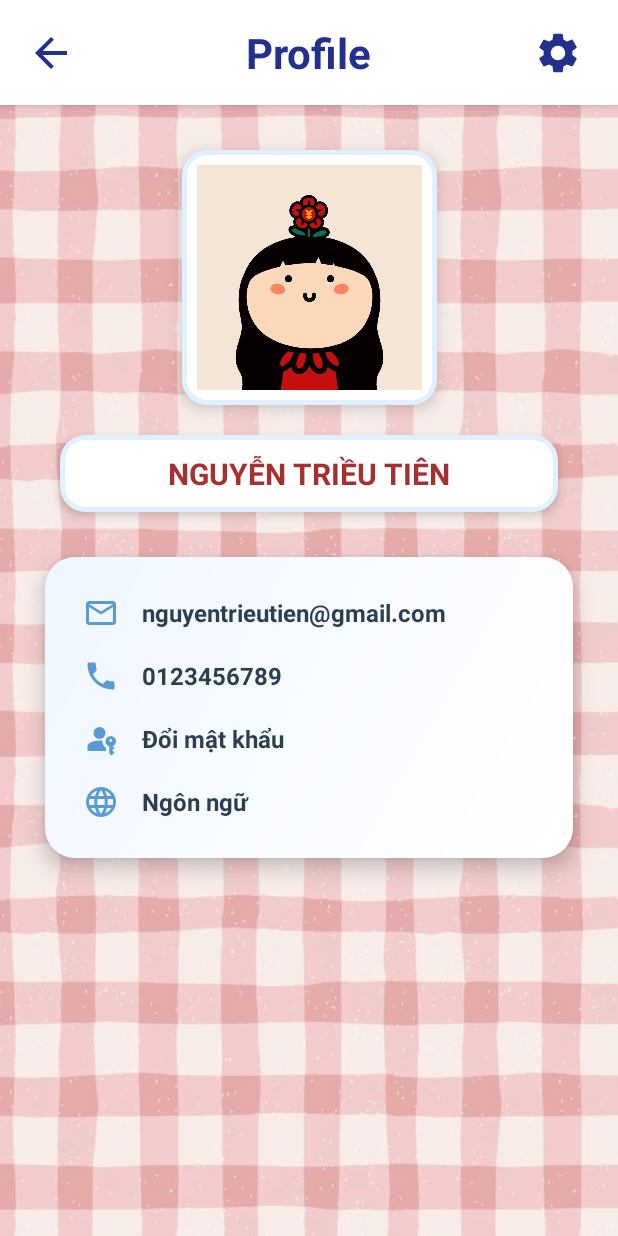
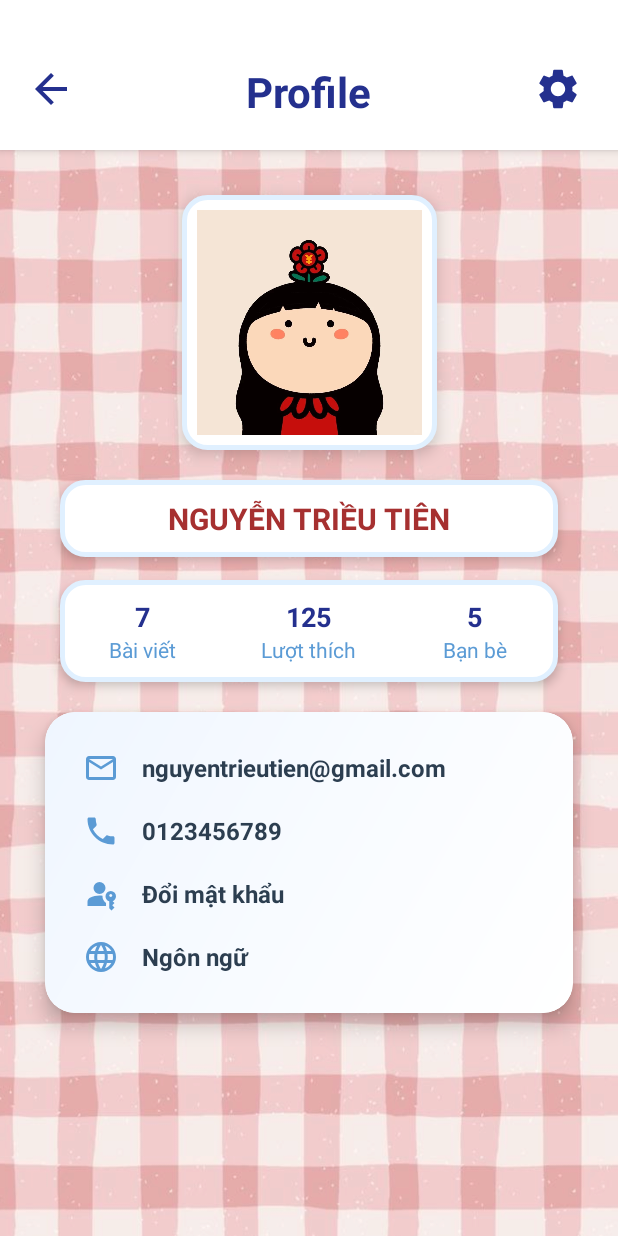
Before and after one commit to TrieuTien0311/TrieuTien_ManHinhUngDung, an Android app: the Profile screen opened directly, with no data from a screen before it, on a phone screen of 412 x 824 dp. Run offline under Robolectric (Android 15) with nearby library versions, the phone set to English and light mode, and no system bars.

Commit message:
Đã hoàn thành bt chuyển activity

```diff
--- a/app/src/main/java/com/example/trieutien_mhud/Login.java
+++ b/app/src/main/java/com/example/trieutien_mhud/Login.java
@@ -4,7 +4,9 @@ import android.content.Intent;
 import android.os.Bundle;
 import android.view.View;
 import android.widget.Button;
+import android.widget.EditText;
 import android.widget.TextView;
+import android.widget.Toast;
 
 import androidx.activity.EdgeToEdge;
 import androidx.appcompat.app.AppCompatActivity;
@@ -40,13 +42,26 @@ public class Login extends AppCompatActivity {
 
         // --- Bắt sự kiện nhấn nút "SIGN IN" ---
         Button btnLogin = findViewById(R.id.btnlogin);
+        final EditText inputUsername = findViewById(R.id.inputUsername);
+        final EditText inputPassword = findViewById(R.id.idPassword);
+
         btnLogin.setOnClickListener(new View.OnClickListener() {
             @Override
             public void onClick(View v) {
-                // Khi nhấn SIGN IN, chuyển sang màn hình Profile
-                Intent intent = new Intent(Login.this, Profile.class);
-                startActivity(intent);
-                finish(); // Đóng Login để không quay lại khi nhấn Back
+                // Lấy giá trị từ EditText
+                String username = inputUsername.getText().toString().trim();
+                String password = inputPassword.getText().toString().trim();
+
+                // Kiểm tra username và password
+                if (username.equals("TrieuTien123") && password.equals("03112005")) {
+                    // Đúng thông tin, chuyển sang màn hình Profile
+                    Intent intent = new Intent(Login.this, Profile.class);
+                    startActivity(intent);
+                    finish(); // Đóng Login để không quay lại khi nhấn Back
+                } else {
+                    // Sai thông tin, hiển thị thông báo lỗi
+                    Toast.makeText(Login.this, "Invalid username or password", Toast.LENGTH_SHORT).show();
+                }
             }
         });
     }
--- a/app/src/main/java/com/example/trieutien_mhud/Profile.java
+++ b/app/src/main/java/com/example/trieutien_mhud/Profile.java
@@ -3,6 +3,7 @@ package com.example.trieutien_mhud;
 import android.content.Intent;
 import android.os.Bundle;
 import android.view.View;
+import android.view.WindowManager;
 import android.widget.ImageView;
 
 import androidx.activity.EdgeToEdge;
@@ -19,10 +20,14 @@ public class Profile extends AppCompatActivity {
         EdgeToEdge.enable(this);
         setContentView(R.layout.activity_profile);
 
-        // Cấu hình để hiển thị full màn hình (EdgeToEdge)
+        // Đặt màu nền trắng cho thanh trạng thái
+        getWindow().setStatusBarColor(getResources().getColor(android.R.color.white));
+        getWindow().getDecorView().setSystemUiVisibility(View.SYSTEM_UI_FLAG_LIGHT_STATUS_BAR);
+
+        // Cấu hình để hiển thị full màn hình (EdgeToEdge) và điều chỉnh padding
         ViewCompat.setOnApplyWindowInsetsListener(findViewById(R.id.main), (v, insets) -> {
             Insets systemBars = insets.getInsets(WindowInsetsCompat.Type.systemBars());
-            v.setPadding(systemBars.left, systemBars.top, systemBars.right, systemBars.bottom);
+            v.setPadding(systemBars.left, 0, systemBars.right, systemBars.bottom); // Loại bỏ padding top để headerBar xử lý
             return insets;
         });
 
@@ -31,10 +36,18 @@ public class Profile extends AppCompatActivity {
         btnSettings.setOnClickListener(new View.OnClickListener() {
             @Override
             public void onClick(View v) {
-                // Khi nhấn răng cưa, quay lại màn hình Login
                 Intent intent = new Intent(Profile.this, Login.class);
                 startActivity(intent);
-                finish(); // Đóng Profile để không quay lại khi nhấn Back
+                finish();
+            }
+        });
+
+        // --- Xử lý khi nhấn nút back ---
+        ImageView btnBack = findViewById(R.id.btnBack);
+        btnBack.setOnClickListener(new View.OnClickListener() {
+            @Override
+            public void onClick(View v) {
+                onBackPressed();
             }
         });
     }
--- a/app/src/main/res/layout/activity_profile.xml
+++ b/app/src/main/res/layout/activity_profile.xml
@@ -12,7 +12,7 @@
     <View
         android:id="@+id/headerBar"
         android:layout_width="0dp"
-        android:layout_height="70dp"
+        android:layout_height="100dp"
         android:background="#FFFFFF"
         android:elevation="4dp"
         app:layout_constraintEnd_toEndOf="parent"
@@ -24,15 +24,16 @@
         android:id="@+id/tvHeaderProfile"
         android:layout_width="wrap_content"
         android:layout_height="wrap_content"
+        android:elevation="8dp"
         android:text="Profile"
         android:textColor="#24308E"
         android:textSize="28sp"
         android:textStyle="bold"
-        android:elevation="8dp"
         app:layout_constraintBottom_toBottomOf="@id/headerBar"
         app:layout_constraintEnd_toEndOf="parent"
         app:layout_constraintStart_toStartOf="parent"
-        app:layout_constraintTop_toTopOf="@id/headerBar" />
+        app:layout_constraintTop_toTopOf="@id/headerBar"
+        app:layout_constraintVertical_bias="0.68" />
     <!-- Settings Icon -->
     <ImageView
         android:id="@+id/btnBack"
@@ -46,6 +47,7 @@
         app:layout_constraintBottom_toBottomOf="@id/headerBar"
         app:layout_constraintStart_toStartOf="@+id/headerBar"
         app:layout_constraintTop_toTopOf="@id/headerBar"
+        app:layout_constraintVertical_bias="0.68"
         app:tint="#24308E" />
     <!-- Settings Icon -->
     <ImageView
@@ -53,13 +55,14 @@
         android:layout_width="48dp"
         android:layout_height="48dp"
         android:layout_marginEnd="16dp"
+        android:background="?attr/selectableItemBackgroundBorderless"
+        android:elevation="8dp"
         android:padding="8dp"
         android:src="@drawable/ic_settings"
-        android:background="?attr/selectableItemBackgroundBorderless"
-        android:elevation="8dp"
         app:layout_constraintBottom_toBottomOf="@id/headerBar"
         app:layout_constraintEnd_toEndOf="parent"
         app:layout_constraintTop_toTopOf="@id/headerBar"
+        app:layout_constraintVertical_bias="0.68"
         app:tint="#24308E" />
 
     <!-- Profile Avatar -->
@@ -99,19 +102,110 @@
         app:layout_constraintStart_toStartOf="parent"
         app:layout_constraintTop_toBottomOf="@id/imgAvatar" />
 
+    <!-- Stats Row -->
+    <LinearLayout
+        android:id="@+id/statsLayout"
+        android:layout_width="0dp"
+        android:layout_height="wrap_content"
+        android:layout_marginStart="40dp"
+        android:layout_marginTop="15dp"
+        android:layout_marginEnd="40dp"
+        android:background="@drawable/avatar_bg"
+        android:elevation="4dp"
+        android:gravity="center"
+        android:orientation="horizontal"
+        android:paddingTop="12dp"
+        android:paddingBottom="12dp"
+        app:layout_constraintEnd_toEndOf="parent"
+        app:layout_constraintStart_toStartOf="parent"
+        app:layout_constraintTop_toBottomOf="@id/tvProfileName">
+
+        <!-- Bài viết -->
+        <LinearLayout
+            android:layout_width="0dp"
+            android:layout_height="wrap_content"
+            android:layout_weight="1"
+            android:gravity="center"
+            android:orientation="vertical">
+
+            <TextView
+                android:layout_width="wrap_content"
+                android:layout_height="wrap_content"
+                android:text="7"
+                android:textColor="#24308E"
+                android:textSize="18sp"
+                android:textStyle="bold" />
+
+            <TextView
+                android:layout_width="wrap_content"
+                android:layout_height="wrap_content"
+                android:text="Bài viết"
+                android:textColor="#5B9BD5"
+                android:textSize="14sp" />
+        </LinearLayout>
+
+        <!-- Lượt thích -->
+        <LinearLayout
+            android:layout_width="0dp"
+            android:layout_height="wrap_content"
+            android:layout_weight="1"
+            android:gravity="center"
+            android:orientation="vertical">
+
+            <TextView
+                android:layout_width="wrap_content"
+                android:layout_height="wrap_content"
+                android:text="125"
+                android:textColor="#24308E"
+                android:textSize="18sp"
+                android:textStyle="bold" />
+
+            <TextView
+                android:layout_width="wrap_content"
+                android:layout_height="wrap_content"
+                android:text="Lượt thích"
+                android:textColor="#5B9BD5"
+                android:textSize="14sp" />
+        </LinearLayout>
+
+        <!-- Bạn bè -->
+        <LinearLayout
+            android:layout_width="0dp"
+            android:layout_height="wrap_content"
+            android:layout_weight="1"
+            android:gravity="center"
+            android:orientation="vertical">
+
+            <TextView
+                android:layout_width="wrap_content"
+                android:layout_height="wrap_content"
+                android:text="5"
+                android:textColor="#24308E"
+                android:textSize="18sp"
+                android:textStyle="bold" />
+
+            <TextView
+                android:layout_width="wrap_content"
+                android:layout_height="wrap_content"
+                android:text="Bạn bè"
+                android:textColor="#5B9BD5"
+                android:textSize="14sp" />
+        </LinearLayout>
+    </LinearLayout>
+
     <!-- Info Card -->
     <androidx.cardview.widget.CardView
         android:id="@+id/cardInfo"
         android:layout_width="0dp"
         android:layout_height="wrap_content"
         android:layout_marginStart="30dp"
-        android:layout_marginTop="30dp"
+        android:layout_marginTop="20dp"
         android:layout_marginEnd="30dp"
         app:cardCornerRadius="20dp"
         app:cardElevation="8dp"
         app:layout_constraintEnd_toEndOf="parent"
         app:layout_constraintStart_toStartOf="parent"
-        app:layout_constraintTop_toBottomOf="@id/tvProfileName">
+        app:layout_constraintTop_toBottomOf="@id/statsLayout">
 
         <LinearLayout
             android:layout_width="match_parent"
```
